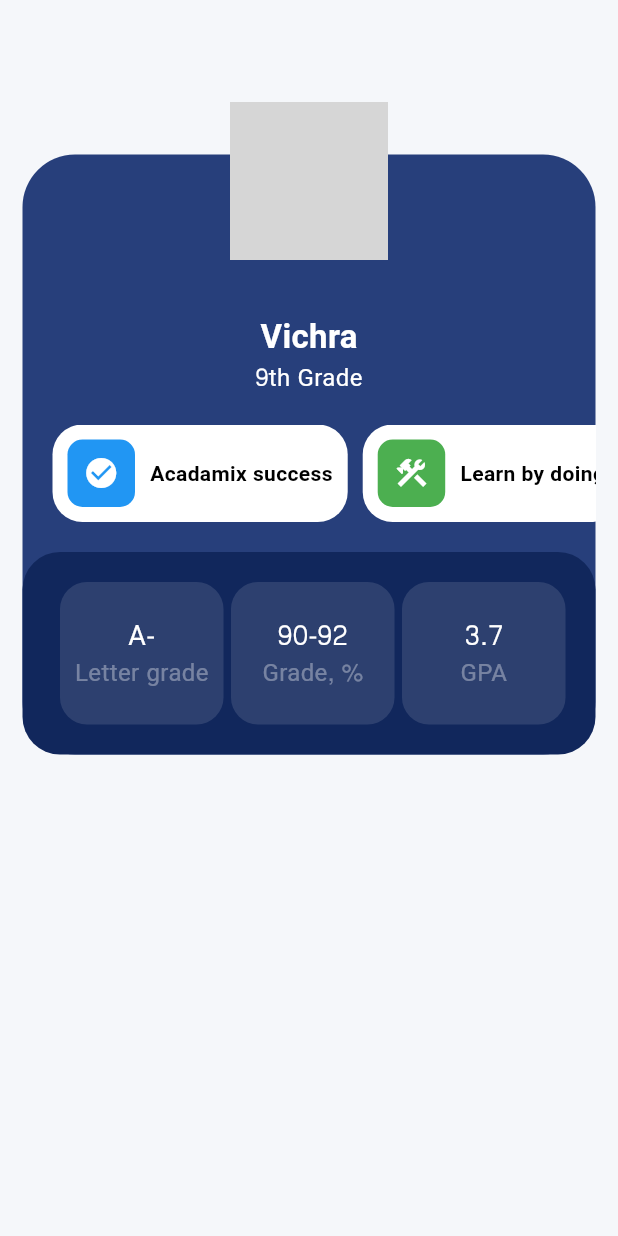
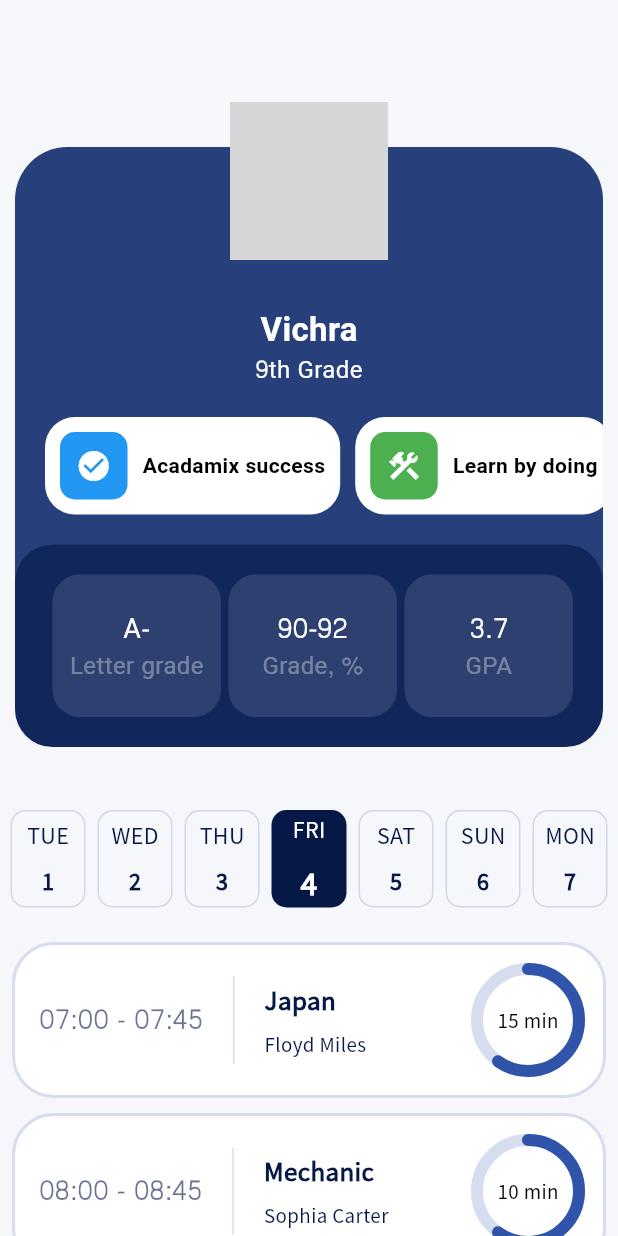
Before and after one commit to Sastra-Digital-School/flutter_first_project, a Flutter app: the screen it shows after launch, on a phone screen of 412 x 824 dp. Run offline on Flutter 3.47's test engine with Material 3 defaults, Android fonts, the phone set to English and light mode, and no system bars; drawn by our look-alikes of easy_date_timeline; our stand-ins replace get, shimmer; network calls fail; grey boxes are pictures that could not be loaded.

Commit message:
Your commit message here

```diff
--- a/lib/screen/home_screen.dart
+++ b/lib/screen/home_screen.dart
@@ -1,5 +1,7 @@
 import 'package:flutter/material.dart';
 import 'package:flutter_first_project/widget/card_home_widget.dart';
+import 'package:flutter_first_project/widget/date_time_line_widget.dart';
+import 'package:flutter_first_project/widget/schedule_card.dart';
 
 class HomeScreen extends StatelessWidget {
   HomeScreen({super.key});
@@ -29,7 +31,90 @@ class HomeScreen extends StatelessWidget {
               'https://images.unsplash.com/photo-1541516160071-4bb0c5af65ba?fm=jpg&q=60&w=3000&ixlib=rb-4.0.3&ixid=M3wxMjA3fDB8MHxzZWFyY2h8Mnx8dGFraW5nJTIwcGhvdG98ZW58MHx8MHx8fDA%3D',
           slideRowTitle: _slideRowTitle,
         ),
+        DateTimeLineWidget(
+          initialDate: DateTime.now(),
+          onDateChange: (value) {},
+        ),
+        _buildSchedule(DateTime.now()),
       ],
     );
   }
+
+  Widget _buildSchedule(DateTime dateValue) {
+    final Map<String, List<Map<String, String>>> schedules = {
+      "2025-04-04": [
+        {
+          "time": "07:00 - 07:45",
+          "subject": "Japan",
+          "teacher": "Floyd Miles",
+          "duration": "15 min",
+        },
+        {
+          "time": "08:00 - 08:45",
+          "subject": "Mechanic",
+          "teacher": "Sophia Carter",
+          "duration": "10 min",
+        },
+        {
+          "time": "08:00 - 08:45",
+          "subject": "Mechanic",
+          "teacher": "Sophia Carter",
+          "duration": "10 min",
+        },
+        {
+          "time": "08:00 - 08:45",
+          "subject": "Mechanic",
+          "teacher": "Sophia Carter",
+          "duration": "10 min",
+        },
+        {
+          "time": "08:00 - 08:45",
+          "subject": "Mechanic",
+          "teacher": "Sophia Carter",
+          "duration": "10 min",
+        },
+        {
+          "time": "08:00 - 08:45",
+          "subject": "Mechanic",
+          "teacher": "Sophia Carter",
+          "duration": "10 min",
+        },
+      ],
+      "2025-02-10": [
+        {
+          "time": "07:00 - 07:45",
+          "subject": "Physics",
+          "teacher": "Michael Johnson",
+          "duration": "15 min",
+        },
+        {
+          "time": "08:00 - 08:45",
+          "subject": "Chemistry",
+          "teacher": "Emma Brown",
+          "duration": "10 min",
+        },
+      ],
+    };
+
+    String dateKey =
+        "${dateValue.year}-${dateValue.month.toString().padLeft(2, '0')}-${dateValue.day.toString().padLeft(2, '0')}";
+
+    List<Map<String, String>> selectedSchedule = schedules[dateKey] ?? [];
+
+    return Expanded(
+      child: ListView.builder(
+        padding: EdgeInsets.only(left: 8, right: 8, top: 15),
+        itemCount: selectedSchedule.length,
+        itemBuilder: (context, index) {
+          return ScheduleCard(
+            time: selectedSchedule[index]["time"]!,
+            subject: selectedSchedule[index]["subject"]!,
+            teacher: selectedSchedule[index]["teacher"]!,
+            duration: selectedSchedule[index]["duration"]!,
+            onTap: () {},
+          );
+        },
+      ),
+    );
+  }
 }
--- a/lib/widget/card_home_widget.dart
+++ b/lib/widget/card_home_widget.dart
@@ -56,7 +56,7 @@ class _CardHomeWidgetState extends State<CardHomeWidget> {
         alignment: Alignment.center,
         children: [
           Container(
-            margin: EdgeInsets.all(15),
+            margin: EdgeInsets.all(10),
             height: 400,
             width: double.infinity,
             decoration: BoxDecoration(
--- /dev/null
+++ b/lib/widget/date_time_line_widget.dart
@@ -0,0 +1,77 @@
+import 'package:easy_date_timeline/easy_date_timeline.dart';
+import 'package:flutter/material.dart';
+import 'package:flutter_first_project/config/theme/theme_style.dart';
+
+class DateTimeLineWidget extends StatelessWidget {
+  final void Function(DateTime)? onDateChange;
+  final DateTime? initialDate;
+
+  const DateTimeLineWidget({super.key, this.onDateChange, this.initialDate});
+
+  @override
+  Widget build(BuildContext context) {
+    return EasyDateTimeLine(
+      activeColor: AppTheme.secondarySwatch[900],
+      initialDate: initialDate ?? DateTime.now(),
+      onDateChange:
+          onDateChange ??
+          (selectedDate) {
+            debugPrint("Selected Date: ${selectedDate.toLocal()}");
+          },
+      headerProps: const EasyHeaderProps(
+        monthStyle: TextStyle(
+          fontSize: 16,
+          fontWeight: FontWeight.bold,
+          color: Colors.black,
+        ),
+        showSelectedDate: false,
+        showMonthPicker: false,
+      ),
+      dayProps: EasyDayProps(
+        width: 50,
+        height: 65,
+        dayStructure: DayStructure.dayStrDayNum,
+        todayStyle: DayStyle(
+          borderRadius: 10,
+          dayNumStyle: TextStyle(
+            color: AppTheme.secondarySwatch[900],
+            fontWeight: FontWeight.bold,
+            fontSize: 16,
+          ),
+          dayStrStyle: TextStyle(
+            color: AppTheme.secondarySwatch[900],
+            fontSize: 16,
+          ),
+        ),
+        activeDayStyle: const DayStyle(
+          borderRadius: 10,
+          dayNumStyle: TextStyle(
+            color: Colors.white,
+            fontWeight: FontWeight.bold,
+            fontSize: 22,
+          ),
+          dayStrStyle: TextStyle(color: Colors.white, fontSize: 16),
+        ),
+        inactiveDayStyle: DayStyle(
+          borderRadius: 10,
+          dayNumStyle: TextStyle(
+            color: AppTheme.secondarySwatch[900],
+            fontWeight: FontWeight.bold,
+            fontSize: 16,
+          ),
+          dayStrStyle: TextStyle(
+            color: AppTheme.secondarySwatch[900],
+            fontSize: 16,
+          ),
+          decoration: BoxDecoration(
+            border: Border.all(
+              color: AppTheme.primarySwatch.withValues(alpha: 0.2),
+              width: 1,
+            ),
+            borderRadius: BorderRadius.circular(10),
+          ),
+        ),
+      ),
+    );
+  }
+}
--- /dev/null
+++ b/lib/widget/schedule_card.dart
@@ -0,0 +1,143 @@
+import 'package:flutter/material.dart';
+import 'package:flutter_first_project/config/theme/theme_style.dart';
+
+class ScheduleCard extends StatefulWidget {
+  final String time;
+  final String subject;
+  final String teacher;
+  final String duration;
+  final void Function()? onTap;
+
+  const ScheduleCard({
+    super.key,
+    required this.time,
+    required this.subject,
+    required this.teacher,
+    required this.duration,
+    required this.onTap,
+  });
+
+  @override
+  State<ScheduleCard> createState() => _ScheduleCardState();
+}
+
+class _ScheduleCardState extends State<ScheduleCard>
+    with SingleTickerProviderStateMixin {
+  late AnimationController _controller;
+  final Duration _animationDuration = const Duration(milliseconds: 300);
+  final Tween<double> _tween = Tween<double>(begin: 1.0, end: 0.95);
+  @override
+  void initState() {
+    _controller = AnimationController(vsync: this, duration: _animationDuration)
+      ..addListener(() {
+        setState(() {});
+      });
+    super.initState();
+  }
+
+  @override
+  void dispose() {
+    _controller.dispose();
+    super.dispose();
+  }
+
+  @override
+  Widget build(BuildContext context) {
+    return MouseRegion(
+      cursor: SystemMouseCursors.click,
+      child: GestureDetector(
+        onTap: () async {
+          await _controller.forward().then((_) {
+            _controller.reverse();
+          });
+          widget.onTap!();
+        },
+        child: ScaleTransition(
+          scale: _tween.animate(
+            CurvedAnimation(
+              parent: _controller,
+              curve: Curves.easeOut,
+              reverseCurve: Curves.easeIn,
+            ),
+          ),
+          child: Container(
+            padding: const EdgeInsets.all(16),
+            margin: EdgeInsets.only(bottom: 10),
+            decoration: BoxDecoration(
+              color: Colors.white,
+              borderRadius: BorderRadius.circular(28),
+              border: Border.all(
+                color: AppTheme.primarySwatch.withValues(alpha: 0.2),
+                width: 2,
+              ),
+            ),
+            child: Row(
+              spacing: 20,
+              mainAxisAlignment: MainAxisAlignment.spaceBetween,
+              children: [
+                Text(
+                  widget.time,
+                  style: AppTextStyle.regular18(
+                    color: AppTheme.secondarySwatch[900]?.withValues(
+                      alpha: 0.6,
+                    ),
+                  ),
+                ),
+                Container(
+                  color: AppTheme.primarySwatch.withValues(alpha: 0.2),
+                  width: 1,
+                  height: 58,
+                ),
+                Expanded(
+                  child: Column(
+                    spacing: 6,
+                    crossAxisAlignment: CrossAxisAlignment.start,
+                    children: [
+                      Text(
+                        widget.subject,
+                        style: TextStyle(
+                          color: AppTheme.secondarySwatch[900],
+                          fontSize: 18,
+                          fontWeight: FontWeight.bold,
+                        ),
+                      ),
+                      Text(
+                        widget.teacher,
+                        style: TextStyle(
+                          color: AppTheme.secondarySwatch[900],
+                          fontSize: 14,
+                        ),
+                      ),
+                    ],
+                  ),
+                ),
+                _progressIndicator(widget.duration),
+              ],
+            ),
+          ),
+        ),
+      ),
+    );
+  }
+
+  Widget _progressIndicator(String text) {
+    return Column(
+      children: [
+        Stack(
+          alignment: Alignment.center,
+          children: [
+            CircularProgressIndicator(
+              value: 0.6,
+              backgroundColor: AppTheme.primarySwatch.withValues(alpha: 0.2),
+              color: AppTheme.primarySwatch,
+              constraints: BoxConstraints(minHeight: 68, minWidth: 68),
+              strokeWidth: 8,
+              strokeCap: StrokeCap.round,
+            ),
+            Text(text, style: const TextStyle(color: Colors.black)),
+          ],
+        ),
+      ],
+    );
+  }
+}
```
